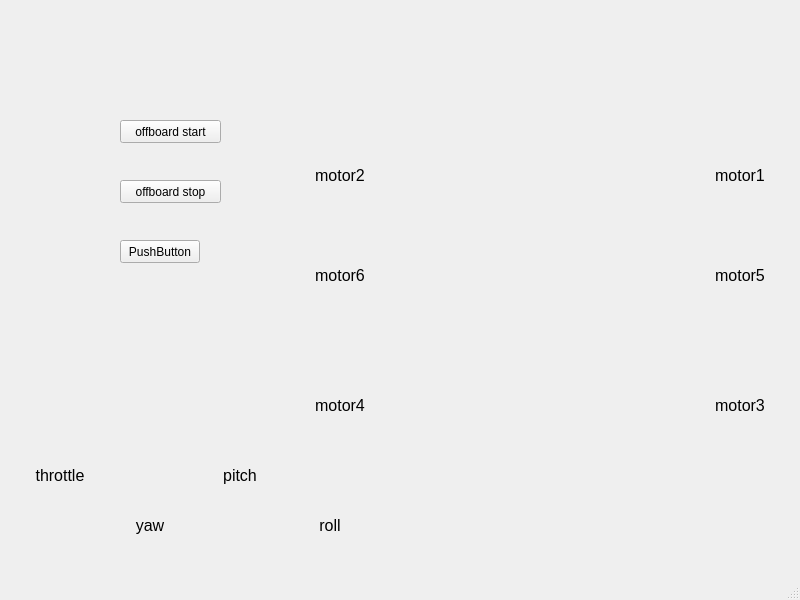
The window that ros2_desktop/src/qt-uic-c/src/mainwindow.ui (SongjayLi/ros_ws_uuv) describes before a commit, drawn with Qt 5.
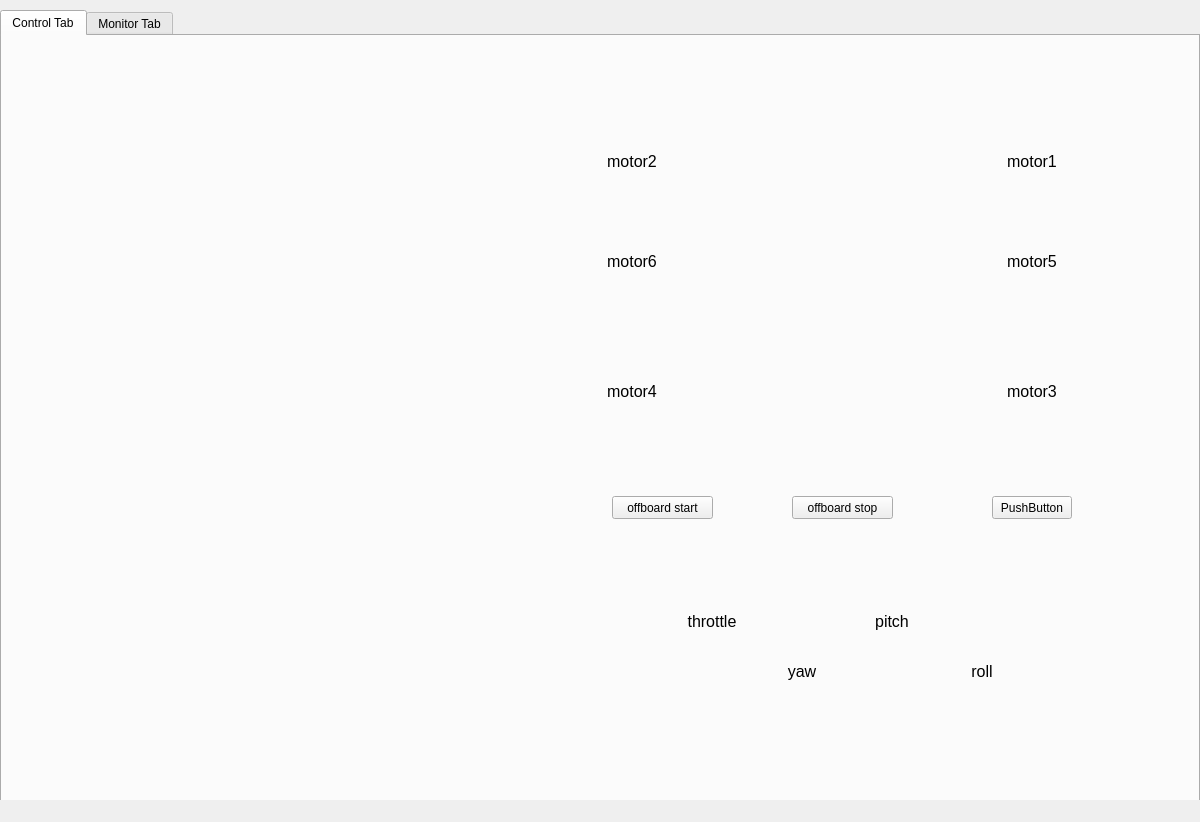
The same window after the commit. Icons and pictures are not drawn. Custom widgets are drawn as their Qt base class.

Patch:
```diff
--- a/ros2_desktop/src/qt-uic-c/src/mainwindow.ui
+++ b/ros2_desktop/src/qt-uic-c/src/mainwindow.ui
@@ -6,32 +6,128 @@
    <rect>
     <x>0</x>
     <y>0</y>
-    <width>800</width>
-    <height>600</height>
+    <width>1200</width>
+    <height>822</height>
    </rect>
   </property>
+  <property name="minimumSize">
+   <size>
+    <width>1200</width>
+    <height>822</height>
+   </size>
+  </property>
+  <property name="maximumSize">
+   <size>
+    <width>1200</width>
+    <height>822</height>
+   </size>
+  </property>
   <property name="windowTitle">
    <string>MainWindow</string>
   </property>
   <widget class="QWidget" name="centralwidget">
-   <widget class="QPushButton" name="pushButton_start">
+   <property name="enabled">
+    <bool>true</bool>
+   </property>
+   <property name="minimumSize">
+    <size>
+     <width>1200</width>
+     <height>800</height>
+    </size>
+   </property>
+   <property name="maximumSize">
+    <size>
+     <width>1200</width>
+     <height>800</height>
+    </size>
+   </property>
+   <property name="locale">
+    <locale language="Chinese" country="China"/>
+   </property>
+   <widget class="QTabWidget" name="tabWidget">
     <property name="geometry">
      <rect>
-      <x>120</x>
-      <y>120</y>
-      <width>101</width>
-      <height>23</height>
+      <x>0</x>
+      <y>10</y>
+      <width>1200</width>
+      <height>800</height>
      </rect>
     </property>
+    <property name="currentIndex">
+     <number>0</number>
+    </property>
+    <widget class="QWidget" name="control_tab">
+     <attribute name="title">
+      <string>Control Tab</string>
+     </attribute>
+     <widget class="QLabel" name="label_motor6">
+      <property name="geometry">
+       <rect>
+        <x>580</x>
+        <y>210</y>
+        <width>100</width>
+        <height>30</height>
+       </rect>
+      </property>
+      <property name="font">
+       <font>
+        <pointsize>12</pointsize>
+       </font>
+      </property>
     <property name="text">
-     <string>offboard start</string>
+       <string>motor6</string>
+      </property>
+      <property name="alignment">
+       <set>Qt::AlignCenter</set>
+      </property>
+     </widget>
+     <widget class="QLabel" name="label_motor1">
+      <property name="geometry">
+       <rect>
+        <x>980</x>
+        <y>110</y>
+        <width>100</width>
+        <height>30</height>
+       </rect>
+      </property>
+      <property name="font">
+       <font>
+        <pointsize>12</pointsize>
+       </font>
+      </property>
+      <property name="text">
+       <string>motor1</string>
+      </property>
+      <property name="alignment">
+       <set>Qt::AlignCenter</set>
+      </property>
+     </widget>
+     <widget class="QLabel" name="label_motor4">
+      <property name="geometry">
+       <rect>
+        <x>580</x>
+        <y>340</y>
+        <width>100</width>
+        <height>30</height>
+       </rect>
+      </property>
+      <property name="font">
+       <font>
+        <pointsize>12</pointsize>
+       </font>
+      </property>
+      <property name="text">
+       <string>motor4</string>
+      </property>
+      <property name="alignment">
+       <set>Qt::AlignCenter</set>
     </property>
    </widget>
    <widget class="QPushButton" name="pushButton_2">
     <property name="geometry">
      <rect>
-      <x>120</x>
-      <y>240</y>
+        <x>990</x>
+        <y>460</y>
       <width>80</width>
       <height>23</height>
      </rect>
@@ -40,24 +136,27 @@
      <string>PushButton</string>
     </property>
    </widget>
-   <widget class="QPushButton" name="pushButton_stop">
+     <widget class="QLabel" name="label_picture_rov">
     <property name="geometry">
      <rect>
-      <x>120</x>
-      <y>180</y>
-      <width>101</width>
-      <height>23</height>
-     </rect>
-    </property>
+        <x>680</x>
+        <y>60</y>
+        <width>291</width>
+        <height>361</height>
+       </rect>
+      </property>
+      <property name="styleSheet">
+       <string notr="true">border-image: url(:/newPrefix/bluerov.png);</string>
+      </property>
     <property name="text">
-     <string>offboard stop</string>
+       <string/>
     </property>
    </widget>
    <widget class="QLabel" name="label_throttle">
     <property name="geometry">
      <rect>
-      <x>10</x>
-      <y>460</y>
+        <x>660</x>
+        <y>570</y>
       <width>100</width>
       <height>30</height>
      </rect>
@@ -77,8 +176,8 @@
    <widget class="QLabel" name="label_yaw">
     <property name="geometry">
      <rect>
-      <x>100</x>
-      <y>510</y>
+        <x>750</x>
+        <y>620</y>
       <width>100</width>
       <height>30</height>
      </rect>
@@ -98,8 +197,8 @@
    <widget class="QLabel" name="label_pitch">
     <property name="geometry">
      <rect>
-      <x>190</x>
-      <y>460</y>
+        <x>840</x>
+        <y>570</y>
       <width>100</width>
       <height>30</height>
      </rect>
@@ -119,8 +218,8 @@
    <widget class="QLabel" name="label_roll">
     <property name="geometry">
      <rect>
-      <x>280</x>
-      <y>510</y>
+        <x>930</x>
+        <y>620</y>
       <width>100</width>
       <height>30</height>
      </rect>
@@ -137,53 +236,11 @@
      <set>Qt::AlignCenter</set>
     </property>
    </widget>
-   <widget class="QLabel" name="label_motor1">
-    <property name="geometry">
-     <rect>
-      <x>690</x>
-      <y>160</y>
-      <width>100</width>
-      <height>30</height>
-     </rect>
-    </property>
-    <property name="font">
-     <font>
-      <pointsize>12</pointsize>
-     </font>
-    </property>
-    <property name="text">
-     <string>motor1</string>
-    </property>
-    <property name="alignment">
-     <set>Qt::AlignCenter</set>
-    </property>
-   </widget>
-   <widget class="QLabel" name="label_motor2">
-    <property name="geometry">
-     <rect>
-      <x>290</x>
-      <y>160</y>
-      <width>100</width>
-      <height>30</height>
-     </rect>
-    </property>
-    <property name="font">
-     <font>
-      <pointsize>12</pointsize>
-     </font>
-    </property>
-    <property name="text">
-     <string>motor2</string>
-    </property>
-    <property name="alignment">
-     <set>Qt::AlignCenter</set>
-    </property>
-   </widget>
    <widget class="QLabel" name="label_motor3">
     <property name="geometry">
      <rect>
-      <x>690</x>
-      <y>390</y>
+        <x>980</x>
+        <y>340</y>
       <width>100</width>
       <height>30</height>
      </rect>
@@ -200,11 +257,24 @@
      <set>Qt::AlignCenter</set>
     </property>
    </widget>
-   <widget class="QLabel" name="label_motor4">
+     <widget class="QPushButton" name="pushButton_start">
     <property name="geometry">
      <rect>
-      <x>290</x>
-      <y>390</y>
+        <x>610</x>
+        <y>460</y>
+        <width>101</width>
+        <height>23</height>
+       </rect>
+      </property>
+      <property name="text">
+       <string>offboard start</string>
+      </property>
+     </widget>
+     <widget class="QLabel" name="label_motor2">
+      <property name="geometry">
+       <rect>
+        <x>580</x>
+        <y>110</y>
       <width>100</width>
       <height>30</height>
      </rect>
@@ -215,17 +285,30 @@
      </font>
     </property>
     <property name="text">
-     <string>motor4</string>
+       <string>motor2</string>
     </property>
     <property name="alignment">
      <set>Qt::AlignCenter</set>
     </property>
    </widget>
+     <widget class="QPushButton" name="pushButton_stop">
+      <property name="geometry">
+       <rect>
+        <x>790</x>
+        <y>460</y>
+        <width>101</width>
+        <height>23</height>
+       </rect>
+      </property>
+      <property name="text">
+       <string>offboard stop</string>
+      </property>
+     </widget>
    <widget class="QLabel" name="label_motor5">
     <property name="geometry">
      <rect>
-      <x>690</x>
-      <y>260</y>
+        <x>980</x>
+        <y>210</y>
       <width>100</width>
       <height>30</height>
      </rect>
@@ -242,59 +325,32 @@
      <set>Qt::AlignCenter</set>
     </property>
    </widget>
-   <widget class="QLabel" name="label_motor6">
+    </widget>
+    <widget class="QWidget" name="monitor_tab">
+     <attribute name="title">
+      <string>Monitor Tab</string>
+     </attribute>
+     <widget class="QChartView" name="view_x">
     <property name="geometry">
      <rect>
-      <x>290</x>
-      <y>260</y>
-      <width>100</width>
-      <height>30</height>
-     </rect>
-    </property>
-    <property name="font">
-     <font>
-      <pointsize>12</pointsize>
-     </font>
-    </property>
-    <property name="text">
-     <string>motor6</string>
-    </property>
-    <property name="alignment">
-     <set>Qt::AlignCenter</set>
-    </property>
-   </widget>
-   <widget class="QLabel" name="label_picture_rov">
+        <x>20</x>
+        <y>30</y>
+        <width>491</width>
+        <height>371</height>
+       </rect>
+      </property>
+     </widget>
+     <widget class="QChartView" name="view_y">
     <property name="geometry">
      <rect>
-      <x>390</x>
-      <y>110</y>
-      <width>291</width>
-      <height>361</height>
-     </rect>
-    </property>
-    <property name="styleSheet">
-     <string notr="true">border-image: url(:/newPrefix/bluerov.png);</string>
-    </property>
-    <property name="text">
-     <string/>
-    </property>
-   </widget>
-   <zorder>label_picture_rov</zorder>
-   <zorder>pushButton_start</zorder>
-   <zorder>pushButton_2</zorder>
-   <zorder>pushButton_stop</zorder>
-   <zorder>label_throttle</zorder>
-   <zorder>label_yaw</zorder>
-   <zorder>label_pitch</zorder>
-   <zorder>label_roll</zorder>
-   <zorder>label_motor1</zorder>
-   <zorder>label_motor2</zorder>
-   <zorder>label_motor3</zorder>
-   <zorder>label_motor4</zorder>
-   <zorder>label_motor5</zorder>
-   <zorder>label_motor6</zorder>
-  </widget>
-  <widget class="QMenuBar" name="menubar">
+        <x>610</x>
+        <y>50</y>
+        <width>256</width>
+        <height>192</height>
+       </rect>
+      </property>
+     </widget>
+     <widget class="QChartView" name="view_z">
    <property name="geometry">
     <rect>
      <x>0</x>
@@ -304,8 +360,17 @@
     </rect>
    </property>
   </widget>
-  <widget class="QStatusBar" name="statusbar"/>
- </widget>
+    </widget>
+   </widget>
+  </widget>
+ </widget>
+ <customwidgets>
+  <customwidget>
+   <class>QChartView</class>
+   <extends>QGraphicsView</extends>
+   <header>qchartview.h</header>
+  </customwidget>
+ </customwidgets>
  <resources>
   <include location="../../../other/picture.qrc"/>
  </resources>
```
Left out of the diff: 12 changed lines with no effect on the pictures. Lines whose indentation alone changed are shown as unchanged.
